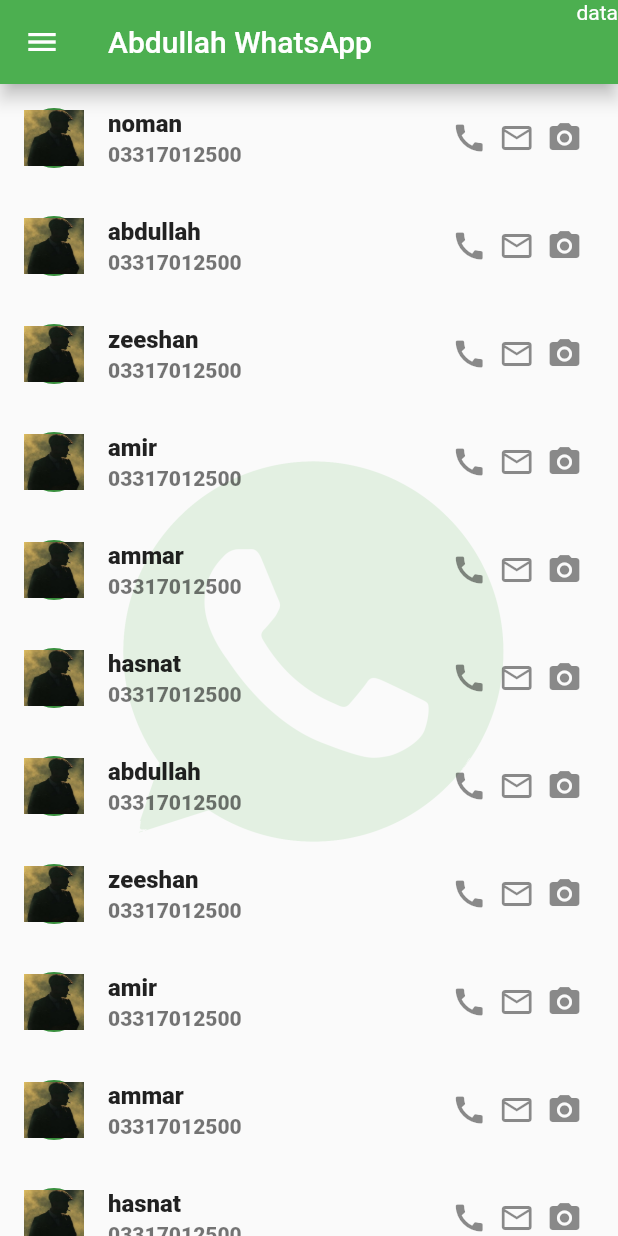
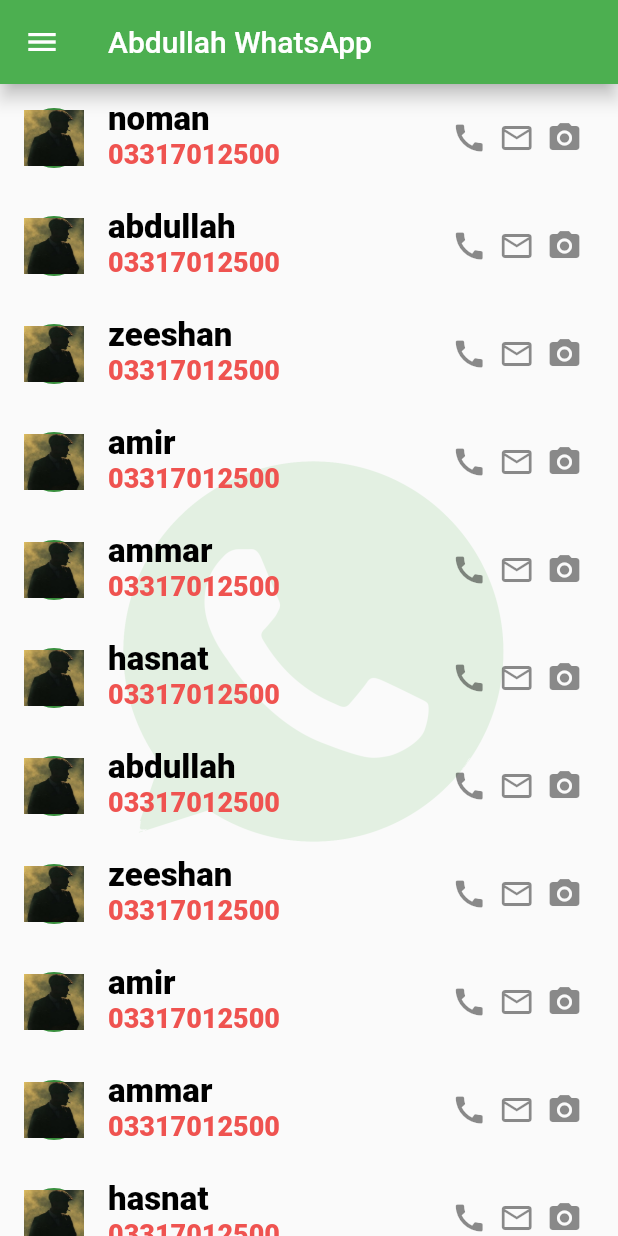
Before and after one commit to Abdullah6445/flutter_practice, a Flutter app: the screen it shows after launch, on a phone screen of 412 x 824 dp. Run offline on Flutter 3.47's test engine with Material 3 defaults, Android fonts, the phone set to English and light mode, and no system bars.

Commit message:
custom text theme

```diff
--- a/lib/PAGES/pageThree.dart
+++ b/lib/PAGES/pageThree.dart
@@ -106,11 +106,6 @@ class _pageThreeState extends State<pageThree> {
       appBar: AppBar(
         title: Text("Abdullah WhatsApp"),
         elevation: 5,
-        actions: [
-          Column(
-            children: [Text("data")],
-          )
-        ],
       ),
 
       body: Container(
@@ -130,11 +125,11 @@ class _pageThreeState extends State<pageThree> {
               ),
               title: Text(
                 names[index],
-                style: TextStyle(fontWeight: FontWeight.w900),
+                style: Theme.of(context).textTheme.bodyMedium,
               ),
               subtitle: Text(
                 "03317012500",
-                style: TextStyle(fontWeight: FontWeight.w900),
+                style: Theme.of(context).textTheme.bodySmall,
               ),
               trailing: Container(
                 // color: Colors.yellow,
--- a/lib/main.dart
+++ b/lib/main.dart
@@ -17,12 +17,24 @@ class MyApp extends StatelessWidget {
     return MaterialApp(
       title: "FlutterPractice",
       theme: ThemeData(
-        primarySwatch: Colors.green,
-        useMaterial3: false,
+          primarySwatch: Colors.green,
+          useMaterial3: false,
+          textTheme: TextTheme(
+            bodyMedium: TextStyle(
+                fontSize: 22, fontWeight: FontWeight.w900, color: Colors.black),
+            bodySmall: TextStyle(
+                fontSize: 18,
+                fontWeight: FontWeight.w900,
+                color: Colors.red.shade400),
+            bodyLarge: TextStyle(
+                fontSize: 25,
+                fontWeight: FontWeight.w900,
+                color: Colors.red.shade900),
+          )
 
-        // colorSchemeSeed: Colors.pink,
-        // useMaterial3: false,
-      ),
+          // colorSchemeSeed: Colors.pink,
+          // useMaterial3: false,
+          ),
       // primarySwatch: Colors.purple, useMaterial3: false),
       home: const pageThree(),
     );
```
